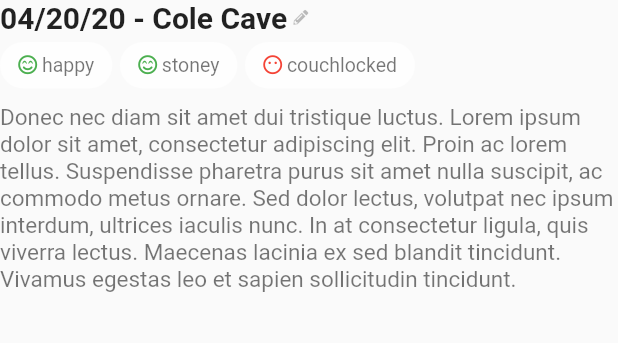
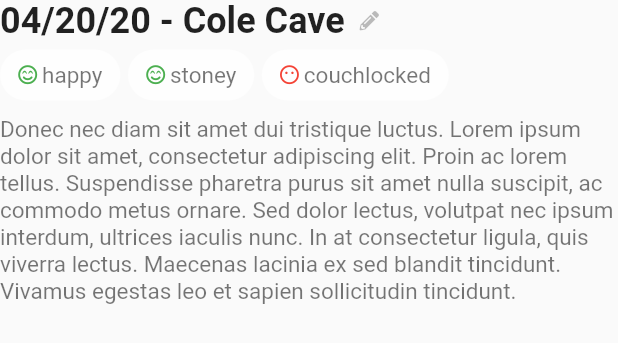
Before and after one commit to knowhow-ryan/App01_12amConcepts, a Flutter app: the ExperienceCard widget shown alone on an empty page, opened directly with empty values, on a phone screen of 412 x 824 dp. Shown: the top 343 px of the screen. Run offline on Flutter 3.47's test engine with Material 2 defaults, Android fonts, the phone set to English and light mode, and no system bars; our stand-ins replace font_awesome_flutter; network calls fail.

Commit message:
Updated Genetics colors and background image

```diff
--- a/app01_12amconcepts/lib/ExperienceCard.dart
+++ b/app01_12amconcepts/lib/ExperienceCard.dart
@@ -21,21 +21,21 @@ class ExperienceCard extends StatelessWidget {
             Padding(
               //experience.date
               padding: const EdgeInsets.only(
-                right: 4,
+                right: 10,
               ),
               child: Text(
                 experience.date + ' - ' + experience.location,
                 style: TextStyle(
                   color: Colors.black87,
                   fontWeight: FontWeight.bold,
-                  fontSize: 20,
+                  fontSize: 24,
                 ),
               ),
             ),
             Icon(
                           FontAwesomeIcons.pencilAlt,
                           color: Colors.black26,
-                          size: 10,
+                          size: 13,
                         ),
           ],
         ),
@@ -62,7 +62,7 @@ class ExperienceCard extends StatelessWidget {
                         Text("happy",
                             style: TextStyle(
                               color: Colors.black54,
-                              fontSize: 13,
+                              fontSize: 15,
                             )),
                       ],
                     ),
@@ -90,7 +90,7 @@ class ExperienceCard extends StatelessWidget {
                         Text("stoney",
                             style: TextStyle(
                               color: Colors.black54,
-                              fontSize: 13,
+                              fontSize: 15,
                             )),
                       ],
                     ),
@@ -118,7 +118,7 @@ class ExperienceCard extends StatelessWidget {
                         Text("couchlocked",
                             style: TextStyle(
                               color: Colors.black54,
-                              fontSize: 13,
+                              fontSize: 15,
                             )),
                       ],
                     ),
--- a/app01_12amconcepts/lib/MainPage.dart
+++ b/app01_12amconcepts/lib/MainPage.dart
@@ -28,11 +28,11 @@ class MainPage extends StatelessWidget {
                       gradient: LinearGradient(
                         end: FractionalOffset.topCenter,
                         begin: FractionalOffset.bottomCenter,
-                        stops: [.3, 1,],
+                        stops: [.05, .45,],
                         colors: [Color(0xFFDDDDDD), Colors.black87,],
                       ),
                       ),
-                    child: Image.network("http://justcole.design/wp-content/uploads/2020/01/Smokey-Background.png",
+                    child: Image.network("http://justcole.design/wp-content/uploads/2020/02/Smokey-Background-Side.png",
                       height: double.maxFinite,
                       width: double.maxFinite,
                       fit: BoxFit.cover,
--- a/app01_12amconcepts/lib/NewExperiencePage.dart
+++ b/app01_12amconcepts/lib/NewExperiencePage.dart
@@ -466,7 +466,7 @@ Padding(
                 colors: [Color(0xFFDDDDDD), Colors.black87,],
               ),
               ),
-            child: Image.network("http://justcole.design/wp-content/uploads/2020/01/Smokey-Background.png",
+            child: Image.network("http://justcole.design/wp-content/uploads/2020/02/Smokey-Background-Side.png",
               height: double.maxFinite,
               width: double.maxFinite,
               fit: BoxFit.cover,
```
Also changed, not shown: app01_12amconcepts/lib/StrainCard.dart (+12 -12 lines), app01_12amconcepts/lib/StrainPage.dart (+42 -33 lines).
